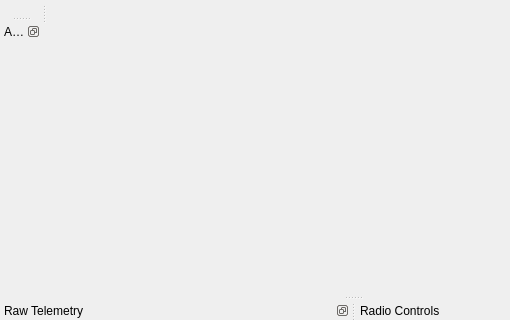
WPI-HPRC/groundstation-2025, file Frontend/Windows/MainWindow/mainwindow.ui: the form before one commit; both pictures show x 0 to 510 and y 270 to 590 of the 705 by 590 pixel window.
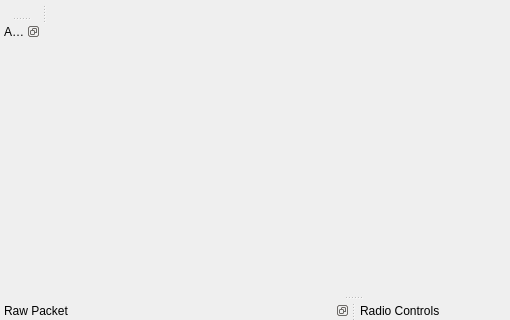
The form after the commit. Custom widgets are drawn as their Qt base class.

Commit message:
added support for generic packet type
This is necessary for handling packets other than telemetry

```diff
--- a/Frontend/Windows/MainWindow/mainwindow.ui
+++ b/Frontend/Windows/MainWindow/mainwindow.ui
@@ -124,7 +124,7 @@
     <set>QDockWidget::DockWidgetFeature::DockWidgetFloatable|QDockWidget::DockWidgetFeature::DockWidgetMovable</set>
    </property>
    <property name="windowTitle">
-    <string>Raw Telemetry</string>
+    <string>Raw Packet</string>
    </property>
    <attribute name="dockWidgetArea">
     <number>8</number>
```
The commit also changes 22 other files.
